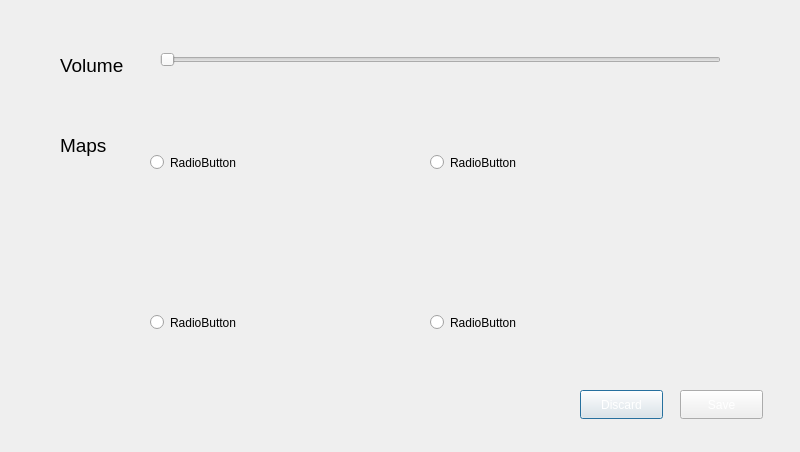
Before: the Qt Designer form options.ui in MohamESalem/Clash-of-Clans-QT, drawn with Qt 5.
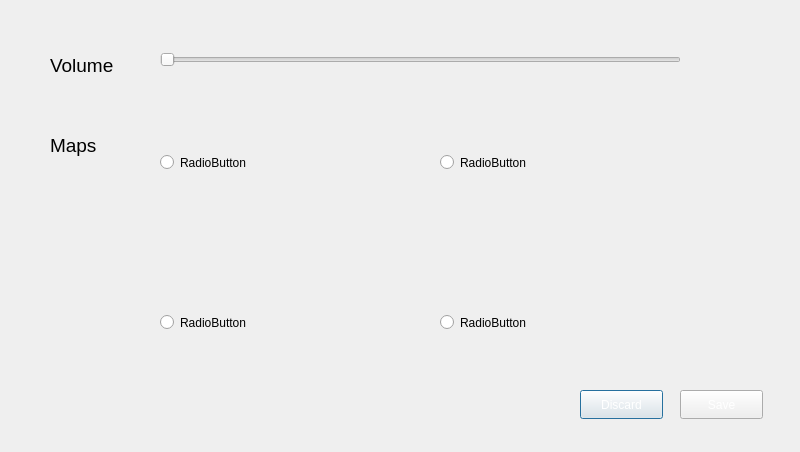
After: the same form once the commit is applied.

What changed in the file:
```diff
--- a/options.ui
+++ b/options.ui
@@ -32,7 +32,7 @@
   <widget class="QRadioButton" name="radioButton_3">
    <property name="geometry">
     <rect>
-     <x>430</x>
+     <x>440</x>
      <y>100</y>
      <width>250</width>
      <height>125</height>
@@ -45,7 +45,7 @@
   <widget class="QRadioButton" name="radioButton_2">
    <property name="geometry">
     <rect>
-     <x>150</x>
+     <x>160</x>
      <y>260</y>
      <width>250</width>
      <height>125</height>
@@ -58,7 +58,7 @@
   <widget class="QLabel" name="volumeLabel">
    <property name="geometry">
     <rect>
-     <x>60</x>
+     <x>50</x>
      <y>40</y>
      <width>101</width>
      <height>51</height>
@@ -89,7 +89,7 @@
   <widget class="QLabel" name="mapsLabel">
    <property name="geometry">
     <rect>
-     <x>60</x>
+     <x>50</x>
      <y>120</y>
      <width>101</width>
      <height>51</height>
@@ -123,7 +123,7 @@
   <widget class="QRadioButton" name="radioButton_4">
    <property name="geometry">
     <rect>
-     <x>430</x>
+     <x>440</x>
      <y>260</y>
      <width>250</width>
      <height>125</height>
@@ -136,7 +136,7 @@
   <widget class="QRadioButton" name="radioButton">
    <property name="geometry">
     <rect>
-     <x>150</x>
+     <x>160</x>
      <y>100</y>
      <width>250</width>
      <height>125</height>
@@ -151,7 +151,7 @@
     <rect>
      <x>160</x>
      <y>50</y>
-     <width>561</width>
+     <width>521</width>
      <height>20</height>
     </rect>
    </property>
```
